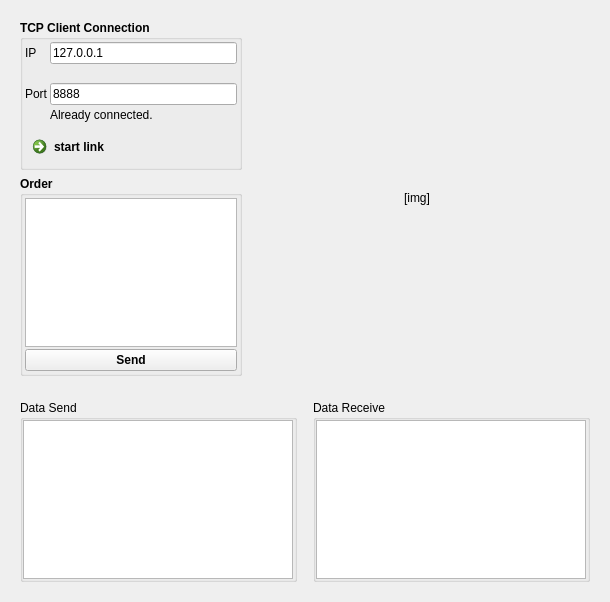
ligoho/DJPlus-Simple-Image-Caption-, file widget.ui: the form before one commit.
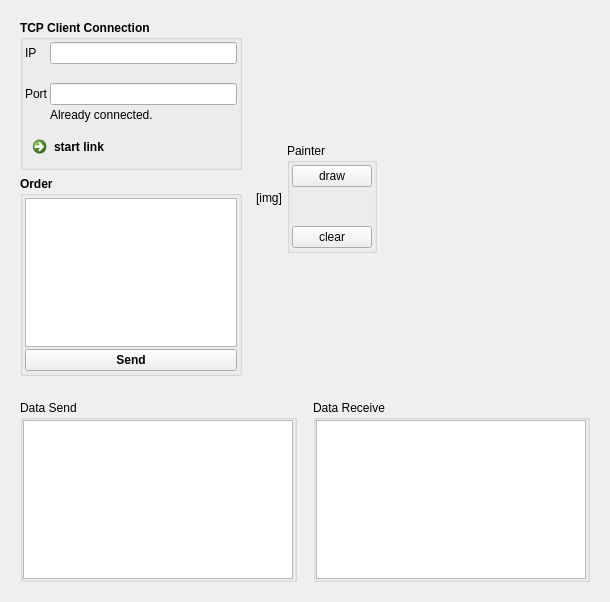
The form after the commit. Custom widgets are drawn as their Qt base class.

The edit to the form file:
```diff
--- a/widget.ui
+++ b/widget.ui
@@ -108,7 +108,7 @@
                </font>
               </property>
               <property name="text">
-               <string>127.0.0.1</string>
+               <string/>
               </property>
              </widget>
             </item>
@@ -132,7 +132,7 @@
                </font>
               </property>
               <property name="text">
-               <string>8888</string>
+               <string/>
               </property>
              </widget>
             </item>
@@ -328,53 +328,28 @@
        </widget>
       </item>
       <item>
-       <spacer name="horizontalSpacer_2">
-        <property name="orientation">
-         <enum>Qt::Horizontal</enum>
-        </property>
-        <property name="sizeType">
-         <enum>QSizePolicy::Fixed</enum>
-        </property>
-        <property name="sizeHint" stdset="0">
-         <size>
-          <width>150</width>
-          <height>20</height>
-         </size>
-        </property>
-       </spacer>
-      </item>
-      <item>
-       <widget class="QWidget" name="img" native="true">
+       <widget class="QWidget" name="widget_4" native="true">
         <property name="sizePolicy">
          <sizepolicy hsizetype="Fixed" vsizetype="Fixed">
           <horstretch>0</horstretch>
           <verstretch>0</verstretch>
          </sizepolicy>
         </property>
-        <property name="minimumSize">
-         <size>
-          <width>0</width>
-          <height>0</height>
-         </size>
-        </property>
-        <property name="contextMenuPolicy">
-         <enum>Qt::NoContextMenu</enum>
-        </property>
         <layout class="QHBoxLayout" name="horizontalLayout_5">
          <property name="spacing">
-          <number>0</number>
+          <number>2</number>
          </property>
          <property name="leftMargin">
-          <number>0</number>
+          <number>2</number>
          </property>
          <property name="topMargin">
-          <number>0</number>
+          <number>2</number>
          </property>
          <property name="rightMargin">
-          <number>0</number>
+          <number>2</number>
          </property>
          <property name="bottomMargin">
-          <number>0</number>
+          <number>2</number>
          </property>
          <item>
           <widget class="QLabel" name="img_2">
@@ -392,22 +367,63 @@
            </property>
           </widget>
          </item>
+        </layout>
+       </widget>
+      </item>
+      <item>
+       <widget class="QGroupBox" name="groupBox_5">
+        <property name="maximumSize">
+         <size>
+          <width>16777215</width>
+          <height>110</height>
+         </size>
+        </property>
+        <property name="title">
+         <string>Painter</string>
+        </property>
+        <layout class="QVBoxLayout" name="verticalLayout_6">
+         <property name="spacing">
+          <number>2</number>
+         </property>
+         <property name="leftMargin">
+          <number>2</number>
+         </property>
+         <property name="topMargin">
+          <number>2</number>
+         </property>
+         <property name="rightMargin">
+          <number>2</number>
+         </property>
+         <property name="bottomMargin">
+          <number>2</number>
+         </property>
          <item>
-          <spacer name="horizontalSpacer_3">
+          <widget class="QPushButton" name="draw">
+           <property name="text">
+            <string>draw</string>
+           </property>
+          </widget>
+         </item>
+         <item>
+          <spacer name="verticalSpacer_4">
            <property name="orientation">
-            <enum>Qt::Horizontal</enum>
-           </property>
-           <property name="sizeType">
-            <enum>QSizePolicy::Fixed</enum>
+            <enum>Qt::Vertical</enum>
            </property>
            <property name="sizeHint" stdset="0">
             <size>
-             <width>40</width>
-             <height>20</height>
+             <width>20</width>
+             <height>40</height>
             </size>
            </property>
           </spacer>
          </item>
+         <item>
+          <widget class="QPushButton" name="clear">
+           <property name="text">
+            <string>clear</string>
+           </property>
+          </widget>
+         </item>
         </layout>
        </widget>
       </item>
@@ -539,6 +555,13 @@
    </item>
   </layout>
  </widget>
+ <customwidgets>
+  <customwidget>
+   <class>m_label</class>
+   <extends>QLabel</extends>
+   <header location="global">m_label.h</header>
+  </customwidget>
+ </customwidgets>
  <resources/>
  <connections/>
 </ui>
```
Left out of the diff: 2 changed lines with no effect on the pictures.
